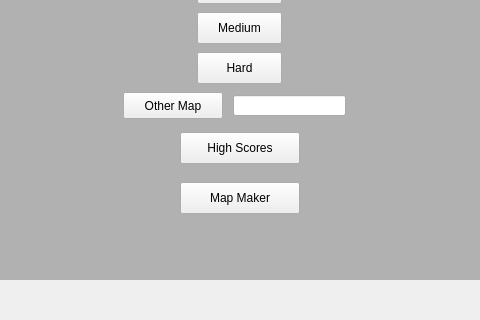
This is titlescreen.ui in bstee615/project as Qt 5 draws it before an edit; both pictures show x 272 to 752 and y 448 to 768 of the 1024 by 768 pixel window. The edited form follows.
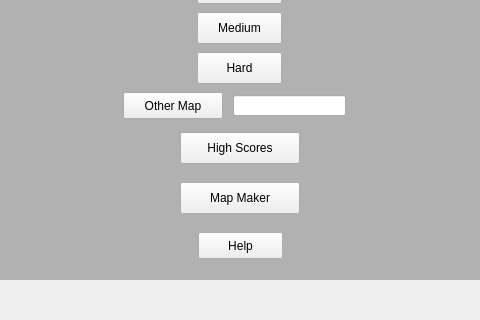
This is the edited form. Icons and pictures are not drawn.

Commit message: added help screen, cleaned cleaned up some code and (hopefully) fixed high score problems

```diff
--- a/titlescreen.ui
+++ b/titlescreen.ui
@@ -155,7 +155,20 @@
     <string>Hard</string>
    </property>
   </widget>
-  <zorder>lblBackground</zorder>
+  <widget class="QPushButton" name="pushButton_2">
+   <property name="geometry">
+    <rect>
+     <x>470</x>
+     <y>680</y>
+     <width>85</width>
+     <height>27</height>
+    </rect>
+   </property>
+   <property name="text">
+    <string>Help</string>
+   </property>
+  </widget>
+  <zorder>btnHelp</zorder>
   <zorder>label</zorder>
   <zorder>btnStart</zorder>
   <zorder>label_2</zorder>
```
Left out of the diff: 3 changed lines with no effect on the pictures. The commit also changes 12 other files.
